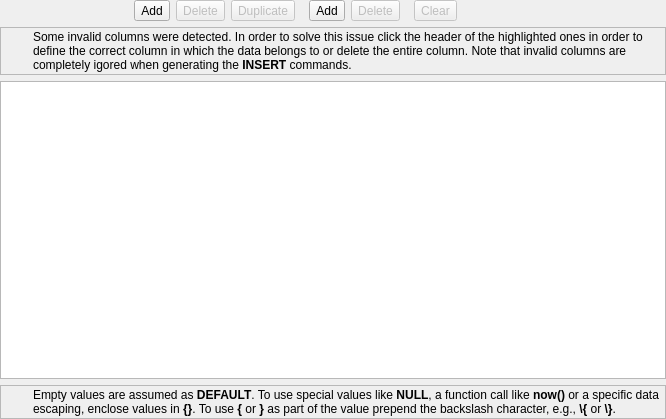
Above: libpgmodeler_ui/ui/tabledatawidget.ui from pgmodeler/pgmodeler before the change. Below: the same form after it.
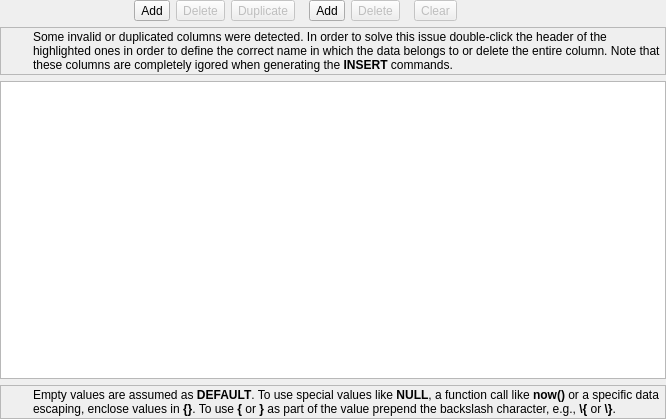
That is the form after the change. Icons and pictures are not drawn.

Commit message: Finished the initial table data dialog and INSERT generation. Pending only code docs.

The edit to the form file:
```diff
--- a/libpgmodeler_ui/ui/tabledatawidget.ui
+++ b/libpgmodeler_ui/ui/tabledatawidget.ui
@@ -140,7 +140,7 @@
          </font>
         </property>
         <property name="text">
-         <string>&lt;html&gt;&lt;head/&gt;&lt;body&gt;&lt;p&gt;Some invalid columns were detected. In order to solve this issue click the header of the highlighted ones in order to define the correct column in which the data belongs to or delete the entire column. Note that invalid columns are completely igored when generating the &lt;span style=&quot; font-weight:600;&quot;&gt;INSERT&lt;/span&gt; commands.&lt;/p&gt;&lt;/body&gt;&lt;/html&gt;</string>
+         <string>Some invalid or duplicated columns were detected. In order to solve this issue double-click the header of the highlighted ones in order to define the correct name in which the data belongs to or delete the entire column. Note that these columns are completely igored when generating the &lt;strong&gt;INSERT&lt;/strong&gt; commands.</string>
         </property>
         <property name="wordWrap">
          <bool>true</bool>
```
Left out of the diff: 3 changed lines with no effect on the pictures. The commit also changes 5 other files.
